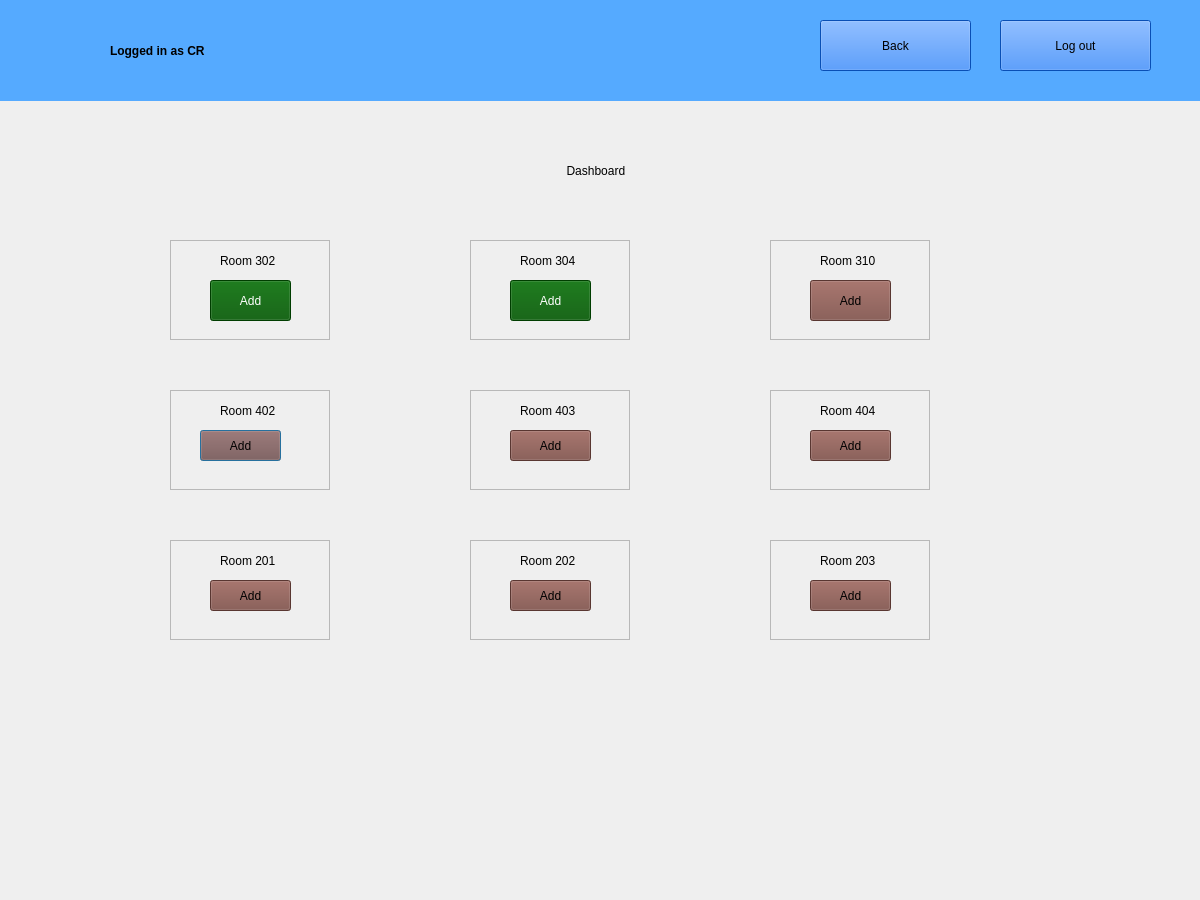
Old version of the form crsearchclass.ui in the repository prazzx/Kakshya.
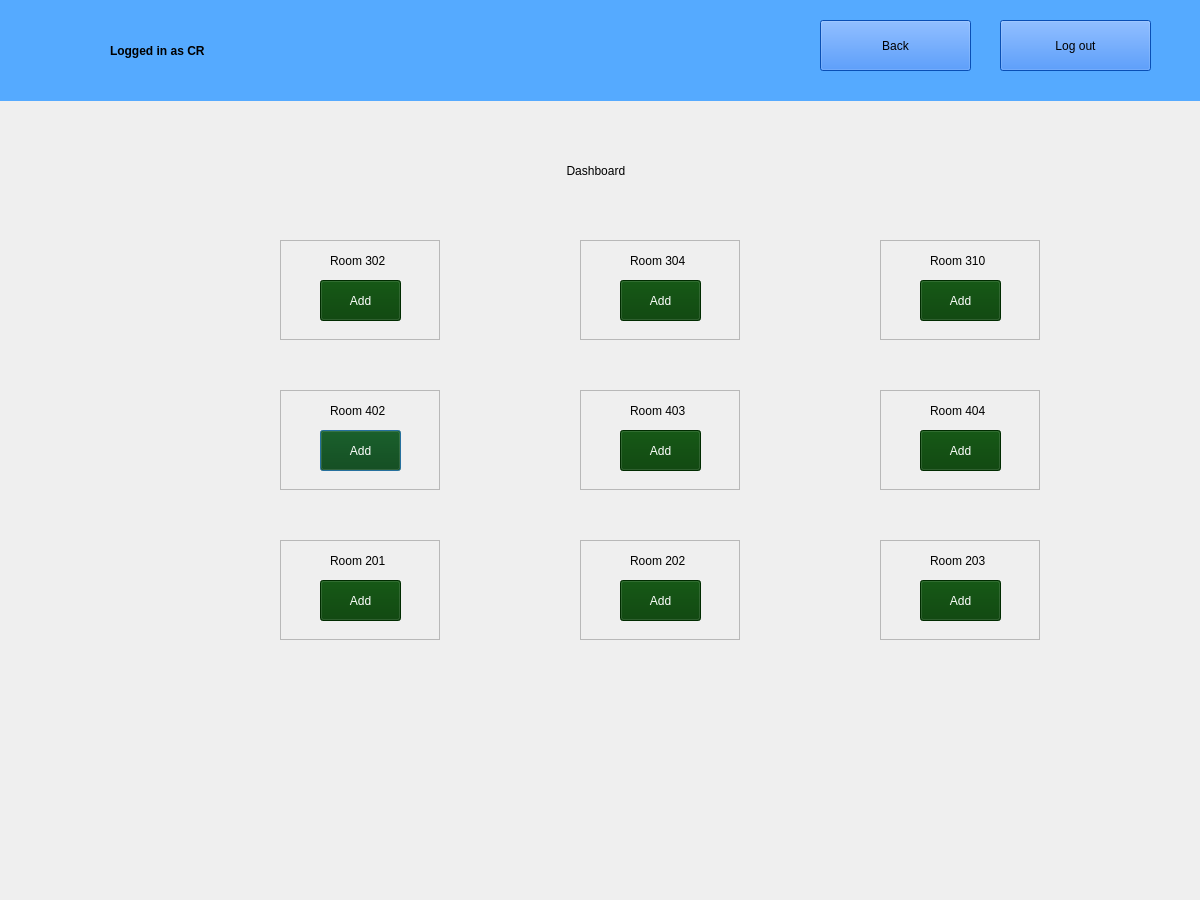
New version of the form.

```diff
--- a/crsearchclass.ui
+++ b/crsearchclass.ui
@@ -16,7 +16,7 @@
   <widget class="QFrame" name="frame4">
    <property name="geometry">
     <rect>
-     <x>170</x>
+     <x>280</x>
      <y>390</y>
      <width>160</width>
      <height>100</height>
@@ -44,14 +44,15 @@
    <widget class="QPushButton" name="Add4">
     <property name="geometry">
      <rect>
-      <x>30</x>
+      <x>40</x>
       <y>40</y>
       <width>81</width>
-      <height>31</height>
+      <height>41</height>
      </rect>
     </property>
     <property name="styleSheet">
-     <string notr="true">background-color: rgb(125, 76, 68);
+     <string notr="true">color: rgb(255, 255, 255);
+background-color: rgb(0, 60, 0);
 </string>
     </property>
     <property name="text">
@@ -62,7 +63,7 @@
   <widget class="QFrame" name="frame6">
    <property name="geometry">
     <rect>
-     <x>770</x>
+     <x>880</x>
      <y>390</y>
      <width>160</width>
      <height>100</height>
@@ -93,11 +94,12 @@
       <x>40</x>
       <y>40</y>
       <width>81</width>
-      <height>31</height>
+      <height>41</height>
      </rect>
     </property>
     <property name="styleSheet">
-     <string notr="true">background-color: rgb(125, 76, 68);
+     <string notr="true">color: rgb(255, 255, 255);
+background-color: rgb(0, 60, 0);
 </string>
     </property>
     <property name="text">
@@ -124,7 +126,7 @@
   <widget class="QFrame" name="frame9">
    <property name="geometry">
     <rect>
-     <x>770</x>
+     <x>880</x>
      <y>540</y>
      <width>160</width>
      <height>100</height>
@@ -155,11 +157,12 @@
       <x>40</x>
       <y>40</y>
       <width>81</width>
-      <height>31</height>
+      <height>41</height>
      </rect>
     </property>
     <property name="styleSheet">
-     <string notr="true">background-color: rgb(125, 76, 68);
+     <string notr="true">color: rgb(255, 255, 255);
+background-color: rgb(0, 60, 0);
 </string>
     </property>
     <property name="text">
@@ -170,7 +173,7 @@
   <widget class="QFrame" name="frame3">
    <property name="geometry">
     <rect>
-     <x>770</x>
+     <x>880</x>
      <y>240</y>
      <width>160</width>
      <height>100</height>
@@ -205,7 +208,8 @@
      </rect>
     </property>
     <property name="styleSheet">
-     <string notr="true">background-color: rgb(125, 76, 68);
+     <string notr="true">color: rgb(255, 255, 255);
+background-color: rgb(0, 60, 0);
 </string>
     </property>
     <property name="text">
@@ -216,7 +220,7 @@
   <widget class="QFrame" name="frame1">
    <property name="geometry">
     <rect>
-     <x>170</x>
+     <x>280</x>
      <y>240</y>
      <width>160</width>
      <height>100</height>
@@ -252,7 +256,7 @@
     </property>
     <property name="styleSheet">
      <string notr="true">color: rgb(255, 255, 255);
-background-color: rgb(0, 85, 0);
+background-color: rgb(0, 60, 0);
 </string>
     </property>
     <property name="text">
@@ -263,7 +267,7 @@
   <widget class="QFrame" name="frame8">
    <property name="geometry">
     <rect>
-     <x>470</x>
+     <x>580</x>
      <y>540</y>
      <width>160</width>
      <height>100</height>
@@ -294,11 +298,12 @@
       <x>40</x>
       <y>40</y>
       <width>81</width>
-      <height>31</height>
+      <height>41</height>
      </rect>
     </property>
     <property name="styleSheet">
-     <string notr="true">background-color: rgb(125, 76, 68);
+     <string notr="true">color: rgb(255, 255, 255);
+background-color: rgb(0, 60, 0);
 </string>
     </property>
     <property name="text">
@@ -325,7 +330,7 @@
   <widget class="QFrame" name="frame2">
    <property name="geometry">
     <rect>
-     <x>470</x>
+     <x>580</x>
      <y>240</y>
      <width>160</width>
      <height>100</height>
@@ -361,7 +366,7 @@
     </property>
     <property name="styleSheet">
      <string notr="true">color: rgb(255, 255, 255);
-background-color: rgb(0, 85, 0);
+background-color: rgb(0, 60, 0);
 </string>
     </property>
     <property name="text">
@@ -372,7 +377,7 @@
   <widget class="QFrame" name="frame7">
    <property name="geometry">
     <rect>
-     <x>170</x>
+     <x>280</x>
      <y>540</y>
      <width>160</width>
      <height>100</height>
@@ -403,11 +408,12 @@
       <x>40</x>
       <y>40</y>
       <width>81</width>
-      <height>31</height>
+      <height>41</height>
      </rect>
     </property>
     <property name="styleSheet">
-     <string notr="true">background-color: rgb(125, 76, 68);
+     <string notr="true">color: rgb(255, 255, 255);
+background-color: rgb(0, 60, 0);
 </string>
     </property>
     <property name="text">
@@ -418,7 +424,7 @@
   <widget class="QFrame" name="frame5">
    <property name="geometry">
     <rect>
-     <x>470</x>
+     <x>580</x>
      <y>390</y>
      <width>160</width>
      <height>100</height>
@@ -449,11 +455,12 @@
       <x>40</x>
       <y>40</y>
       <width>81</width>
-      <height>31</height>
+      <height>41</height>
      </rect>
     </property>
     <property name="styleSheet">
-     <string notr="true">background-color: rgb(125, 76, 68);
+     <string notr="true">color: rgb(255, 255, 255);
+background-color: rgb(0, 60, 0);
 </string>
     </property>
     <property name="text">
```
